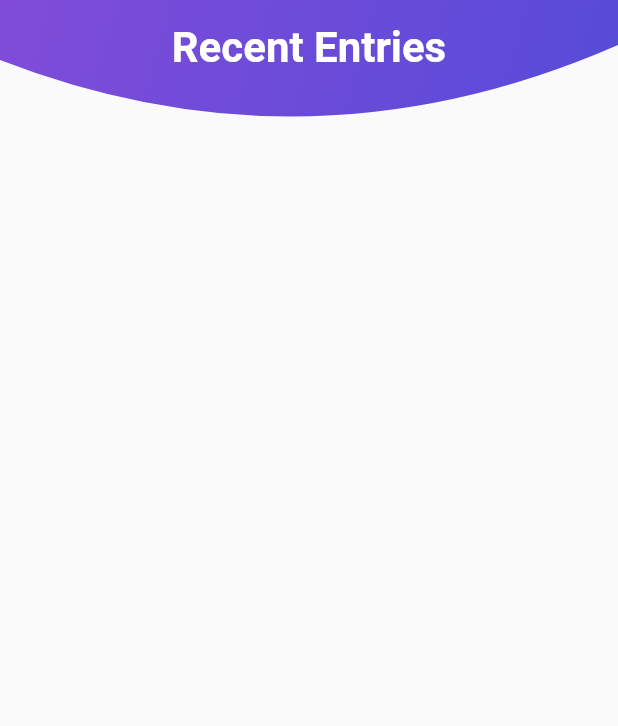
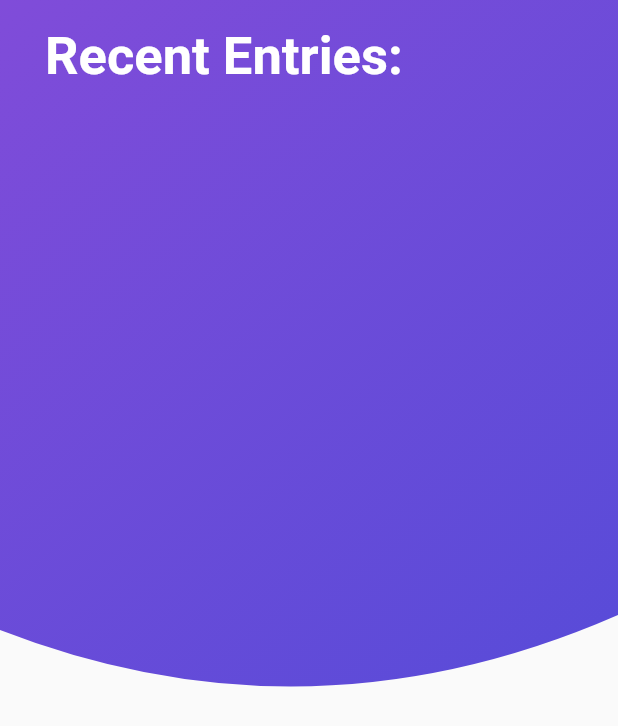
Before and after one commit to Miasaya/track_seizure, a Flutter app: the LogHeader widget shown alone on an empty page, opened directly, on a phone screen of 412 x 824 dp. Shown: the top 726 px of the screen. Run offline on Flutter 3.47's test engine with Material 2 defaults, Android fonts, the phone set to English and light mode, and no system bars; our stand-ins replace flutter_datetime_picker, flutter_icons, sqflite; accounts and stored records are empty; Roboto replaces fonts that are missing (Open).

Commit message:
Finished List view

```diff
--- a/lib/component/constants.dart
+++ b/lib/component/constants.dart
@@ -50,3 +50,27 @@ const TextStyle kEntryDate= TextStyle(
 const Color kBottomGradientColor = Color(0xFF554BD8);
 
 const Color kTopGradientColor = Color(0xFF804CD9);
+
+
+// Log constants //
+const Color kLogListShadow = Color(0x28554BD8);
+const TextStyle kLogDateStyle = TextStyle(
+  fontSize: 23,
+  fontWeight: FontWeight.bold,
+  fontFamily: 'Open',
+  color: Color(0xFF404040),
+  );
+
+const TextStyle kLogTypeStyle = TextStyle(
+  fontSize: 15,
+  fontWeight: FontWeight.normal,
+  fontFamily: 'Open',
+  color: Color(0xFF707070),
+  );
+
+const TextStyle kHeaderLogTextStyle = TextStyle(
+  fontSize: 35,
+  fontWeight: FontWeight.w600,
+  fontFamily: 'Open',
+  color: Colors.white,
+  );
--- a/lib/component/header.dart
+++ b/lib/component/header.dart
@@ -134,7 +134,7 @@ class LogHeader extends StatelessWidget {
       clipper: LogTrackClipper(),
       child: Container(
           width: double.infinity,
-          height: 120.0,
+          height: 500,
           decoration: BoxDecoration(
               gradient: LinearGradient(
                   begin: Alignment.bottomRight,
@@ -142,19 +142,14 @@ class LogHeader extends StatelessWidget {
                   colors: [
                 kBottomGradientColor,
                 kTopGradientColor,
-            ]),
-          ),
-          child: Column(
-            children: <Widget>[
-              Expanded(
+              ])),
           child: Stack(
             children: <Widget>[
-                  Padding(
-                    padding: const EdgeInsets.only(top: 15.0),
-                    child: Text('Recent Entries', style : kHeaderTextStyle),
+              Positioned(
+                top: 17,
+                left: 30,
+                child: Text('Recent Entries:', style : kHeaderLogTextStyle)
                 ),
-                ],
-              )),
             ],
           )),
     );
```
Also changed, not shown: lib/screens/log_pages.dart (+5 -6 lines). Lines whose indentation alone changed are shown as unchanged.
